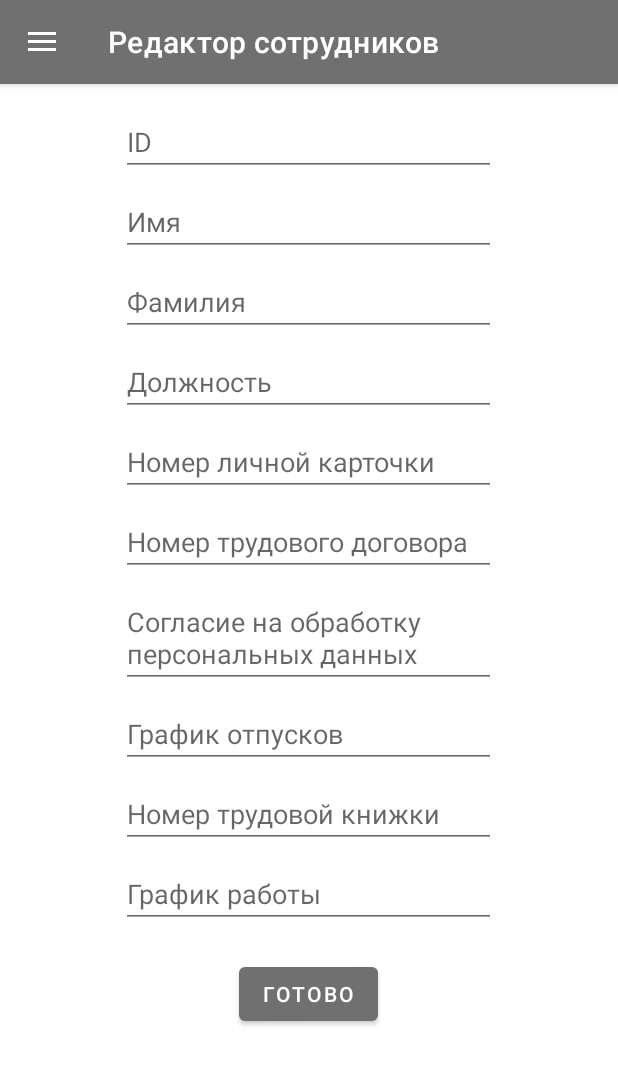
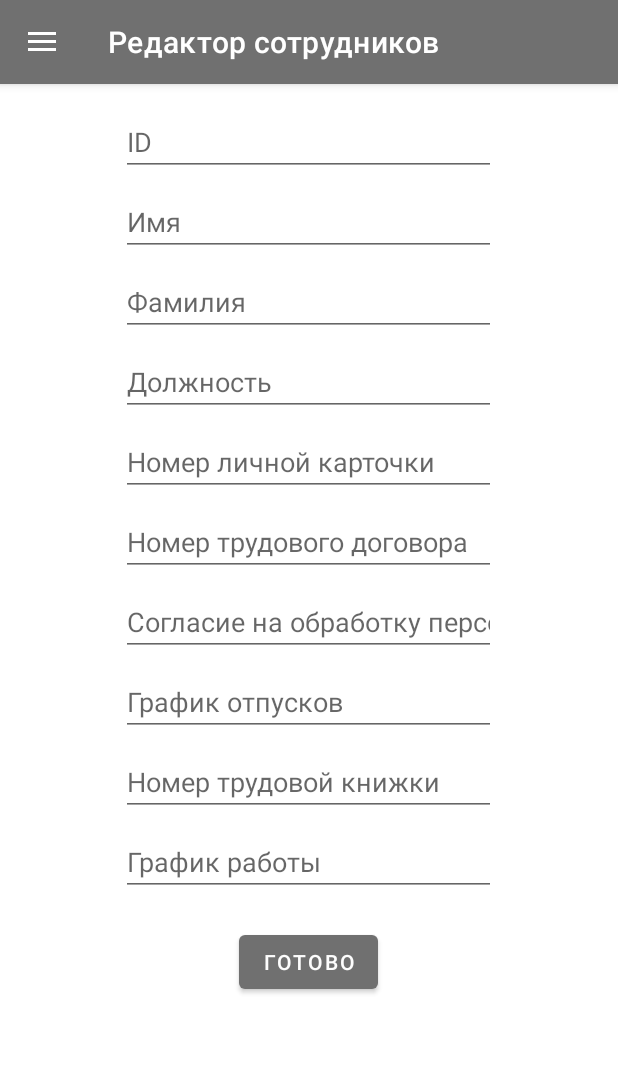
Before and after one commit to msnthr0pe/kurs, an Android app: the Activity screen opened directly, with no data from a screen before it, after a tap on "ДОБАВИТЬ СОТРУДНИКА", on a phone screen of 412 x 824 dp. Shown: the top 1065 px of the screen. Run offline under Robolectric (Android 15) with nearby library versions, the phone set to English and light mode, and no system bars; our stand-ins replace Firebase (no records; nobody signed in at launch, a user with empty details on screens opened directly).

Commit message:
98% working keyboard close + improved modify employee fragment

```diff
--- a/app/src/main/java/com/example/kurs/Activity.java
+++ b/app/src/main/java/com/example/kurs/Activity.java
@@ -14,7 +14,6 @@ import android.view.Menu;
 import android.view.MenuItem;
 import android.view.View;
 import android.view.inputmethod.InputMethodManager;
-import android.widget.Toast;
 
 import com.google.android.material.navigation.NavigationView;
 
@@ -56,7 +55,9 @@ public class Activity extends AppCompatActivity implements NavigationView.OnNavi
                 super.onDrawerOpened(drawerView);
                 InputMethodManager inputMethodManager = (InputMethodManager)
                         getSystemService(Context.INPUT_METHOD_SERVICE);
-                inputMethodManager.hideSoftInputFromWindow(Objects.requireNonNull(getCurrentFocus()).getWindowToken(), 0);
+                try {
+                    inputMethodManager.hideSoftInputFromWindow(Objects.requireNonNull(getCurrentFocus()).getWindowToken(), 0);
+                } catch (Exception ignored){}
             }
 
             @Override
@@ -64,7 +65,9 @@ public class Activity extends AppCompatActivity implements NavigationView.OnNavi
                 super.onDrawerSlide(drawerView, slideOffset);
                 InputMethodManager inputMethodManager = (InputMethodManager)
                         getSystemService(Context.INPUT_METHOD_SERVICE);
-                inputMethodManager.hideSoftInputFromWindow(Objects.requireNonNull(getCurrentFocus()).getWindowToken(), 0);
+                try {
+                    inputMethodManager.hideSoftInputFromWindow(Objects.requireNonNull(getCurrentFocus()).getWindowToken(), 0);
+                } catch (Exception ignored){}
             }
         };
         drawerLayout.addDrawerListener(toggle);
--- a/app/src/main/res/layout/fragment_employee_modify.xml
+++ b/app/src/main/res/layout/fragment_employee_modify.xml
@@ -10,6 +10,7 @@
 
     <EditText
         android:id="@+id/id_input"
+        android:singleLine="true"
         android:layout_width="250dp"
         android:layout_height="wrap_content"
         android:layout_marginTop="16dp"
@@ -21,6 +22,7 @@
 
     <EditText
         android:id="@+id/first_name_input"
+        android:singleLine="true"
         android:layout_width="250dp"
         android:layout_height="wrap_content"
         android:layout_marginTop="8dp"
@@ -32,6 +34,7 @@
 
     <EditText
         android:id="@+id/second_name_input"
+        android:singleLine="true"
         android:layout_width="250dp"
         android:layout_height="wrap_content"
         android:layout_marginTop="8dp"
@@ -42,6 +45,7 @@
 
     <EditText
         android:id="@+id/position_input"
+        android:singleLine="true"
         android:layout_width="250dp"
         android:layout_height="wrap_content"
         android:layout_marginTop="8dp"
@@ -52,6 +56,7 @@
 
     <EditText
         android:id="@+id/personal_card_input"
+        android:singleLine="true"
         android:layout_width="250dp"
         android:layout_height="wrap_content"
         android:layout_marginTop="8dp"
@@ -62,6 +67,7 @@
 
     <EditText
         android:id="@+id/employment_contract_input"
+        android:singleLine="true"
         android:layout_width="250dp"
         android:layout_height="wrap_content"
         android:layout_marginTop="8dp"
@@ -72,6 +78,7 @@
 
     <EditText
         android:id="@+id/personal_data_consent_input"
+        android:singleLine="true"
         android:layout_width="250dp"
         android:layout_height="wrap_content"
         android:layout_marginTop="8dp"
@@ -82,6 +89,7 @@
 
     <EditText
         android:id="@+id/vacation_schedule_input"
+        android:singleLine="true"
         android:layout_width="250dp"
         android:layout_height="wrap_content"
         android:layout_marginTop="8dp"
@@ -92,6 +100,7 @@
 
     <EditText
         android:id="@+id/employment_record_input"
+        android:singleLine="true"
         android:layout_width="250dp"
         android:layout_height="wrap_content"
         android:layout_marginTop="8dp"
@@ -102,6 +111,7 @@
 
     <EditText
         android:id="@+id/schedule_input"
+        android:singleLine="true"
         android:layout_width="250dp"
         android:layout_height="wrap_content"
         android:layout_marginTop="8dp"
@@ -112,6 +122,7 @@
 
     <Button
         android:id="@+id/done_btn"
+        android:singleLine="true"
         android:layout_width="wrap_content"
         android:layout_height="wrap_content"
         android:layout_marginTop="20dp"
```
